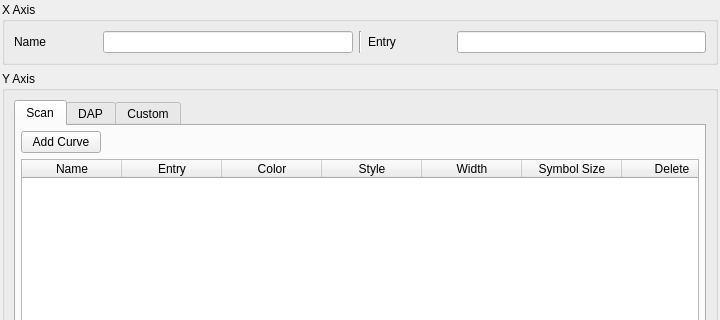
First picture: the form in bec_widgets/widgets/waveform/waveform_toolbar/curve_dialog/curve_dialog.ui, repository bec-project/bec_widgets, before the edit; both pictures show x 0 to 720 and y 0 to 320 of the 720 by 806 pixel window.
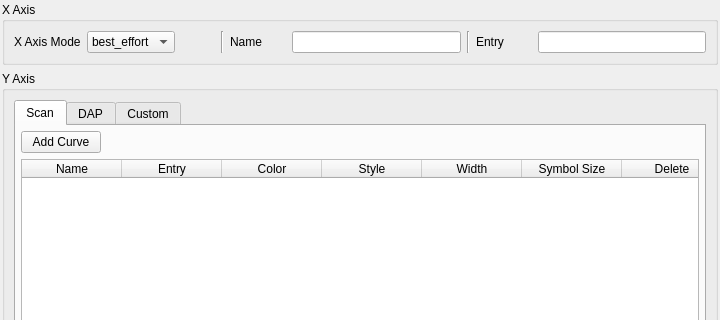
Second picture: the form after the edit. Custom widgets are drawn as their Qt base class.

Commit message: fix(waveform_widget): adapted for changes from improved scan logic from waveform widget

```diff
--- a/bec_widgets/widgets/waveform/waveform_toolbar/curve_dialog/curve_dialog.ui
+++ b/bec_widgets/widgets/waveform/waveform_toolbar/curve_dialog/curve_dialog.ui
@@ -31,7 +31,67 @@
      <property name="title">
       <string>X Axis</string>
      </property>
-     <layout class="QHBoxLayout" name="horizontalLayout" stretch="1,3,0,1,3">
+        <layout class="QHBoxLayout" name="horizontalLayout" stretch="0,0,0,0,1,3,0,1,3">
+            <item>
+                <widget class="QLabel" name="x_mode_label">
+                    <property name="text">
+                        <string>X Axis Mode</string>
+                    </property>
+                </widget>
+            </item>
+            <item>
+                <widget class="QComboBox" name="x_mode">
+                    <item>
+                        <property name="text">
+                            <string>best_effort</string>
+                        </property>
+                    </item>
+                    <item>
+                        <property name="text">
+                            <string>device</string>
+                        </property>
+                    </item>
+                    <item>
+                        <property name="text">
+                            <string>index</string>
+                        </property>
+                    </item>
+                    <item>
+                        <property name="text">
+                            <string>timestamp</string>
+                        </property>
+                    </item>
+                </widget>
+            </item>
+            <item>
+                <spacer name="horizontalSpacer_3">
+                    <property name="orientation">
+                        <enum>Qt::Orientation::Horizontal</enum>
+                    </property>
+                    <property name="sizeHint" stdset="0">
+                        <size>
+                            <width>40</width>
+                            <height>20</height>
+                        </size>
+                    </property>
+                </spacer>
+            </item>
+            <item>
+                <widget class="Line" name="line_2">
+                    <property name="frameShadow">
+                        <enum>QFrame::Shadow::Sunken</enum>
+                    </property>
+                    <property name="lineWidth">
+                        <number>1</number>
+                    </property>
+                    <property name="midLineWidth">
+                        <number>0</number>
+                    </property>
+                    <property name="orientation">
+                        <enum>Qt::Orientation::Vertical</enum>
+                    </property>
+                </widget>
+            </item>
       <item>
        <widget class="QLabel" name="x_name_label">
         <property name="text">
```
The commit also changes 3 other files.
